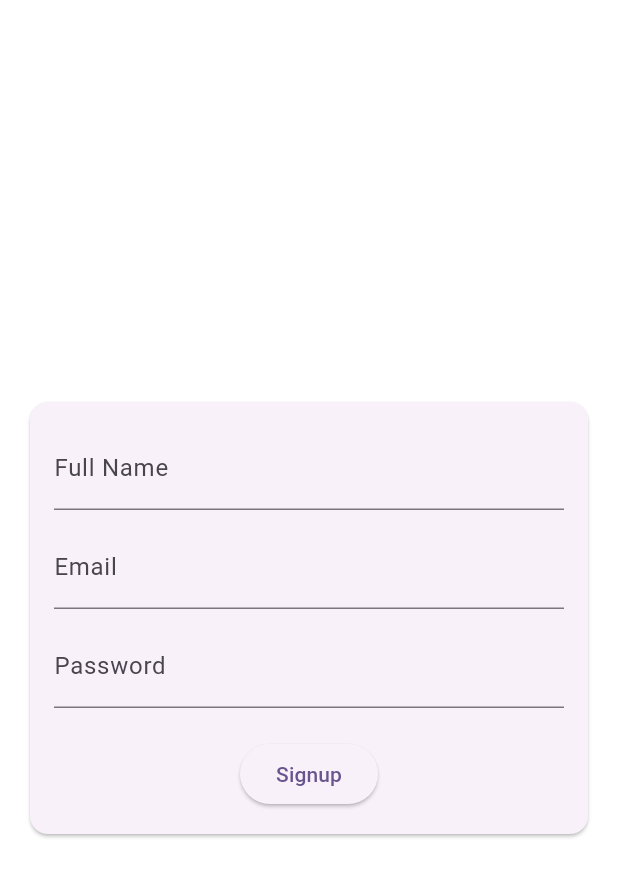
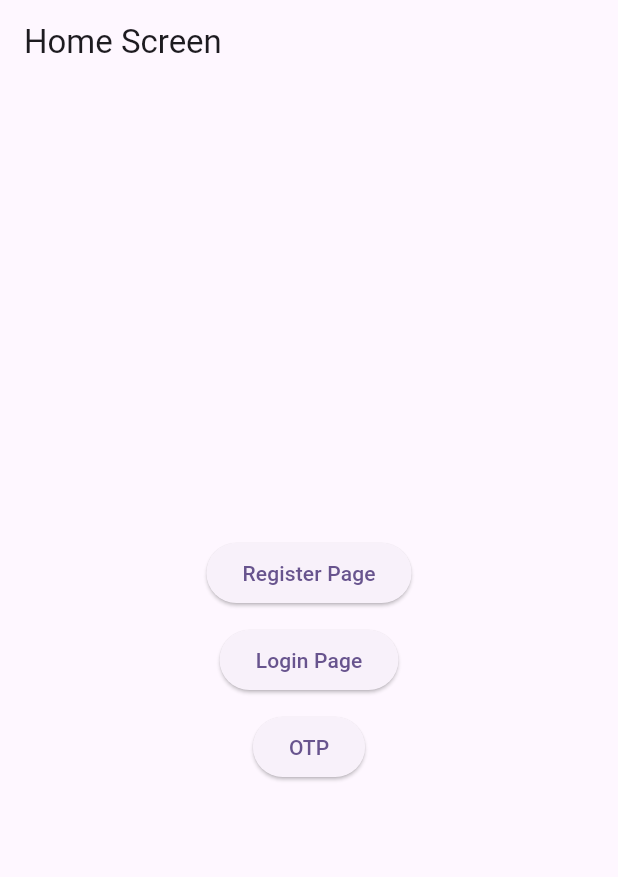
Before and after one commit to imd-solutions/flutter-todo, a Flutter app: the screen it shows after launch, on a phone screen of 412 x 824 dp. Shown: the top 877 px of the screen. Run offline on Flutter 3.47's test engine with Material 3 defaults, Android fonts, the phone set to English and light mode, and no system bars; our stand-ins replace bloc, cloud_firestore, dartz, equatable, firebase_core, flutter_bloc and 2 more; accounts and stored records are empty.

Commit message:
flutter test and refactor of impl

```diff
--- a/lib/features/auth/domain/usecases/create_user.dart
+++ b/lib/features/auth/domain/usecases/create_user.dart
@@ -1,11 +1,11 @@
 import 'package:equatable/equatable.dart';
 
-import './../../../../features/auth/domain/repositories/authentication_repository.dart';
+import './../../../../features/auth/data/repositories/authentication_repository_impl.dart';
 import './../../../../shared/utils/typedef.dart';
 import './../../../../shared/utils/usecase.dart';
 
 class CreateUserUseCase extends UseCase<void, CreateUserParams> {
-  final AuthenticationRepository _repository;
+  final AuthenticationRepositoryImpl _repository;
 
   CreateUserUseCase(this._repository);
 
--- a/lib/features/auth/presentation/cubit/authentication_cubit.dart
+++ b/lib/features/auth/presentation/cubit/authentication_cubit.dart
@@ -1,10 +1,11 @@
 import 'package:bloc/bloc.dart';
 import 'package:dartz/dartz.dart';
 import 'package:equatable/equatable.dart';
-import 'package:firstapp/features/auth/domain/usecases/user_login.dart';
-import 'package:firstapp/shared/utils/typedef.dart';
+import 'package:flutter/widgets.dart';
 
-import '../../data/models/auth_model.dart';
+import './../../../../features/auth/domain/usecases/user_login.dart';
+import './../../../../shared/utils/typedef.dart';
+import './../../data/models/auth_model.dart';
 import '../../domain/usecases/create_user.dart';
 
 part 'authentication_state.dart';
@@ -19,6 +20,10 @@ class AuthenticationCubit extends Cubit<AuthenticationState> {
 
   final CreateUserUseCase _createUser;
   final UserLoginUseCase _userLoging;
+  TextEditingController nameController = TextEditingController();
+  TextEditingController emailController = TextEditingController();
+  TextEditingController passwordController = TextEditingController();
+  final formKey = GlobalKey<FormState>();
 
   Future<void> createUser({
     required String name,
@@ -34,10 +39,12 @@ class AuthenticationCubit extends Cubit<AuthenticationState> {
     ));
 
     result.fold(
-      (failure) => emit(
-        AuthenticationError(
-            message: failure.message, statusCode: failure.statusCode),
-      ),
+      (failure) {
+        emit(
+          AuthenticationError(
+              message: failure.message, statusCode: failure.statusCode),
+        );
+      },
       (_) => emit(
         const UserCreated(),
       ),
--- a/lib/features/auth/presentation/views/home_screen.dart
+++ /dev/null
@@ -1,47 +0,0 @@
-import 'package:firstapp/features/auth/presentation/cubit/authentication_cubit.dart';
-import 'package:flutter/material.dart';
-import 'package:flutter_bloc/flutter_bloc.dart';
-
-class HomeScreen extends StatelessWidget {
-  const HomeScreen({super.key});
-
-  @override
-  Widget build(BuildContext context) {
-    return Center(
-      child: Card(
-        margin: const EdgeInsets.all(20.0),
-        child: Padding(
-          padding: const EdgeInsets.all(16.0),
-          child: Column(
-            mainAxisSize: MainAxisSize.min,
-            children: <Widget>[
-              const TextField(
-                decoration: InputDecoration(labelText: 'Full Name'),
-              ),
-              const SizedBox(height: 10),
-              const TextField(
-                decoration: InputDecoration(labelText: 'Email'),
-              ),
-              const SizedBox(height: 10),
-              const TextField(
-                decoration: InputDecoration(labelText: 'Password'),
-                obscureText: true,
-              ),
-              const SizedBox(height: 20),
-              ElevatedButton(
-                onPressed: () {
-                  // Handle signup logic here
-                  context.read<AuthenticationCubit>().createUser(
-                      name: 'Dipo',
-                      email: 'dipo@test.com',
-                      password: 'password');
-                },
-                child: const Text('Signup'),
-              ),
-            ],
-          ),
-        ),
-      ),
-    );
-  }
-}
--- a/lib/features/todo/presentation/pages/homepage.dart
+++ b/lib/features/todo/presentation/pages/homepage.dart
@@ -86,8 +86,7 @@ class HomePage extends GetView<TodoController> {
                                         SizedBox(
                                           width: double.maxFinite,
                                           child: ElevatedButton(
-                                            onPressed: () =>
-                                                print('CLICK Edit'),
+                                            onPressed: () {},
                                             child: const Text('Edit Todo'),
                                           ),
                                         ),
@@ -103,7 +102,7 @@ class HomePage extends GetView<TodoController> {
                       ),
                       IconButton(
                         splashRadius: 20,
-                        onPressed: () => print('CLICK Delete'),
+                        onPressed: () => {},
                         icon: const Icon(Icons.delete),
                       ),
                     ],
--- /dev/null
+++ b/lib/home_screen.dart
@@ -0,0 +1,64 @@
+import 'package:flutter/material.dart';
+
+import './../features/auth/presentation/views/login_screen.dart';
+import './../features/auth/presentation/views/otp_screen.dart';
+import './../features/auth/presentation/views/register_screen.dart';
+
+class HomeScreen extends StatelessWidget {
+  const HomeScreen({super.key});
+
+  @override
+  Widget build(BuildContext context) {
+    return Scaffold(
+      appBar: AppBar(
+        title: const Text('Home Screen'),
+      ),
+      body: Center(
+        child: Column(
+          mainAxisAlignment: MainAxisAlignment.center,
+          children: [
+            ElevatedButton(
+              onPressed: () {
+                Navigator.push(
+                  context,
+                  MaterialPageRoute(
+                    builder: (context) => const RegisterScreen(),
+                  ),
+                );
+              },
+              child: const Text('Register Page'),
+            ),
+            const SizedBox(
+              height: 10.0,
+            ),
+            ElevatedButton(
+              onPressed: () {
+                Navigator.push(
+                  context,
+                  MaterialPageRoute(
+                    builder: (context) => const LoginScreen(),
+                  ),
+                );
+              },
+              child: const Text('Login Page'),
+            ),
+            const SizedBox(
+              height: 10.0,
+            ),
+            ElevatedButton(
+              onPressed: () {
+                Navigator.push(
+                  context,
+                  MaterialPageRoute(
+                    builder: (context) => const OtpScreen(),
+                  ),
+                );
+              },
+              child: const Text('OTP'),
+            ),
+          ],
+        ),
+      ),
+    );
+  }
+}
--- a/lib/main.dart
+++ b/lib/main.dart
@@ -1,13 +1,11 @@
-import 'package:firstapp/features/auth/presentation/cubit/authentication_cubit.dart';
+import 'package:firstapp/home_screen.dart';
 import 'package:flutter/material.dart';
 import 'package:firebase_core/firebase_core.dart';
 import 'package:flutter_bloc/flutter_bloc.dart';
 import 'package:get/route_manager.dart';
+import './../features/auth/presentation/cubit/authentication_cubit.dart';
 import './../shared/services/injection_container.dart';
-import './../features/todo/presentation/bindings/todo_binding.dart';
-import './../features/todo/presentation/pages/homepage.dart';
 import './../firebase_options.dart';
-import './../features/auth/presentation/views/home_screen.dart';
 
 void main() async {
   WidgetsFlutterBinding.ensureInitialized();
@@ -31,10 +29,10 @@ class MyApp extends StatelessWidget {
         ),
         initialRoute: '/',
         home: const HomeScreen(),
-        getPages: [
-          GetPage(
-              name: '/', page: () => const HomePage(), binding: TodoBinding())
-        ],
+        // getPages: [
+        //   GetPage(
+        //       name: '/', page: () => const HomePage(), binding: TodoBinding())
+        // ],
       ),
     );
   }
--- a/lib/shared/services/injection_container.dart
+++ b/lib/shared/services/injection_container.dart
@@ -21,9 +21,11 @@ Future<void> init() async {
   locator.registerLazySingleton(() => UserLoginUseCase(locator()));
   locator.registerLazySingleton<AuthenticationRepository>(
       () => AuthenticationRepositoryImpl(locator()));
-
+  locator.registerLazySingleton(() => AuthenticationRepositoryImpl(locator()));
   // Datasources
   locator.registerLazySingleton<AuthenticationRemoteDatasource>(
+      () => AuthenticationRemoteDatasourceImpl(locator()));
+  locator.registerLazySingleton(
       () => AuthenticationRemoteDatasourceImpl(locator()));
 
   // External Dependencies
--- a/pubspec.yaml
+++ b/pubspec.yaml
@@ -32,3 +32,5 @@ dev_dependencies:
 
 flutter:
   uses-material-design: true
+  assets:
+    - assets/images/
```
Also changed, not shown: lib/features/auth/data/repositories/authentication_repository_impl.dart (+4 -4 lines), lib/features/auth/presentation/views/login_screen.dart (added, +88 -0 lines), lib/features/auth/presentation/views/otp_screen.dart (added, +53 -0 lines), lib/features/auth/presentation/views/register_screen.dart (added, +178 -0 lines), lib/shared/widgets/logo.dart (added, +20 -0 lines), assets/images/flutter-logo.png (added), pubspec.lock, 3 other files.
